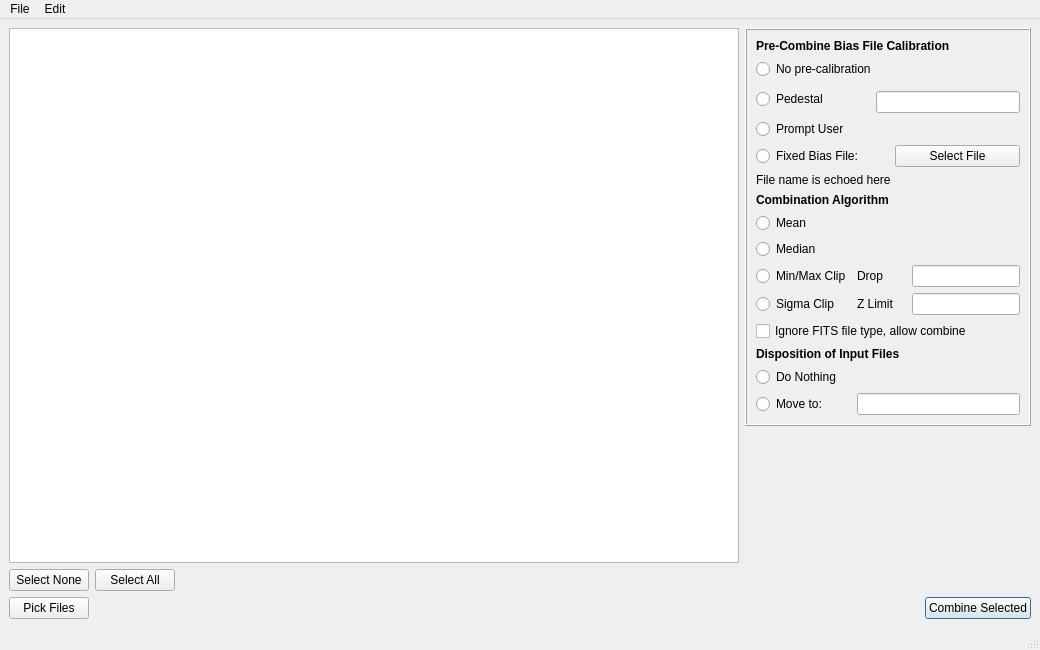
Qt form MainWindow.ui (RMcDOttawa/MasterDarkMaker) before a commit.
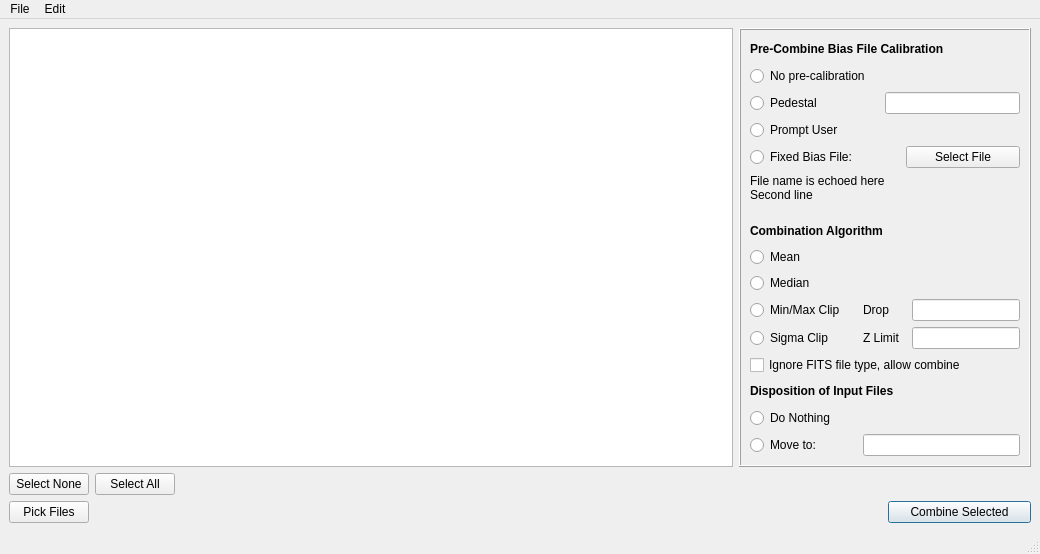
The same form after that commit.

Patch:
```diff
--- a/MainWindow.ui
+++ b/MainWindow.ui
@@ -7,13 +7,13 @@
     <x>0</x>
     <y>0</y>
     <width>1040</width>
-    <height>650</height>
+    <height>554</height>
    </rect>
   </property>
   <property name="minimumSize">
    <size>
-    <width>1040</width>
-    <height>650</height>
+    <width>700</width>
+    <height>400</height>
    </size>
   </property>
   <property name="windowTitle">
@@ -21,7 +21,7 @@
   </property>
   <widget class="QWidget" name="centralwidget">
    <layout class="QGridLayout" name="gridLayout_2">
-    <item row="0" column="0" rowspan="2">
+    <item row="0" column="0">
      <widget class="QTableView" name="filesTable">
       <property name="editTriggers">
        <set>QAbstractItemView::NoEditTriggers</set>
@@ -52,47 +52,10 @@
       </attribute>
      </widget>
     </item>
-    <item row="3" column="0" colspan="2">
-     <layout class="QHBoxLayout" name="horizontalLayout_2">
-      <item>
-       <widget class="QPushButton" name="pickFilesButton">
-        <property name="text">
-         <string>Pick Files</string>
-        </property>
-       </widget>
-      </item>
-      <item>
-       <spacer name="horizontalSpacer_2">
-        <property name="orientation">
-         <enum>Qt::Horizontal</enum>
-        </property>
-        <property name="sizeHint" stdset="0">
-         <size>
-          <width>518</width>
-          <height>20</height>
-         </size>
-        </property>
-       </spacer>
-      </item>
-      <item>
-       <widget class="QPushButton" name="combineSelectedButton">
-        <property name="text">
-         <string>Combine Selected</string>
-        </property>
-        <property name="autoDefault">
-         <bool>true</bool>
-        </property>
-        <property name="default">
-         <bool>true</bool>
-        </property>
-       </widget>
-      </item>
-     </layout>
-    </item>
-    <item row="0" column="1">
+    <item row="0" column="1" colspan="2">
      <widget class="QFrame" name="frame">
       <property name="sizePolicy">
-       <sizepolicy hsizetype="Fixed" vsizetype="Preferred">
+       <sizepolicy hsizetype="Fixed" vsizetype="Fixed">
         <horstretch>0</horstretch>
         <verstretch>0</verstretch>
        </sizepolicy>
@@ -100,7 +63,7 @@
       <property name="minimumSize">
        <size>
         <width>271</width>
-        <height>0</height>
+        <height>431</height>
        </size>
       </property>
       <property name="maximumSize">
@@ -116,53 +79,6 @@
        <enum>QFrame::Raised</enum>
       </property>
       <layout class="QGridLayout" name="gridLayout">
-       <item row="2" column="0" rowspan="2" colspan="4">
-        <widget class="QRadioButton" name="fixedPedestalRB">
-         <property name="text">
-          <string>Pedestal</string>
-         </property>
-        </widget>
-       </item>
-       <item row="11" column="4">
-        <widget class="QLineEdit" name="sigmaThreshold">
-         <property name="toolTip">
-          <string>&lt;html&gt;&lt;head/&gt;&lt;body&gt;&lt;p&gt;Sigma ratio (how many standard deviations the value is from the mean) beyond which data are dropped.  Try 2.0 then experiment.&lt;/p&gt;&lt;/body&gt;&lt;/html&gt;</string>
-         </property>
-        </widget>
-       </item>
-       <item row="11" column="0">
-        <widget class="QRadioButton" name="combineSigmaRB">
-         <property name="toolTip">
-          <string>Drop pixels more than a given sigma ratio from the mean, then mean the rest. Good rejection of anomalous data.</string>
-         </property>
-         <property name="text">
-          <string>Sigma Clip</string>
-         </property>
-         <attribute name="buttonGroup">
-          <string notr="true">algorithmGroup</string>
-         </attribute>
-        </widget>
-       </item>
-       <item row="12" column="0" colspan="5">
-        <widget class="QCheckBox" name="ignoreFileType">
-         <property name="text">
-          <string>Ignore FITS file type, allow combine</string>
-         </property>
-        </widget>
-       </item>
-       <item row="15" column="0">
-        <widget class="QRadioButton" name="dispositionSubFolderRB">
-         <property name="toolTip">
-          <string>Move the input files to a sub-folder (in the same directory as the input files) with the given name</string>
-         </property>
-         <property name="text">
-          <string>Move to:</string>
-         </property>
-         <attribute name="buttonGroup">
-          <string notr="true">dispositionGroup</string>
-         </attribute>
-        </widget>
-       </item>
        <item row="0" column="0" colspan="5">
         <widget class="QLabel" name="label_6">
          <property name="text">
@@ -170,92 +86,60 @@
          </property>
         </widget>
        </item>
-       <item row="4" column="0" colspan="4">
+       <item row="1" column="0" colspan="2">
+        <widget class="QRadioButton" name="noPreClalibrationRB">
+         <property name="toolTip">
+          <string>No precalibration</string>
+         </property>
+         <property name="text">
+          <string>No pre-calibration</string>
+         </property>
+        </widget>
+       </item>
+       <item row="2" column="0">
+        <widget class="QRadioButton" name="fixedPedestalRB">
+         <property name="toolTip">
+          <string>Subtract a given fixed pedestal amount from each pixel</string>
+         </property>
+         <property name="text">
+          <string>Pedestal</string>
+         </property>
+        </widget>
+       </item>
+       <item row="2" column="2" colspan="3">
+        <widget class="QLineEdit" name="fixedPedestalAmount"/>
+       </item>
+       <item row="3" column="0">
         <widget class="QRadioButton" name="promptPreCalFileRB">
          <property name="text">
           <string>Prompt User</string>
          </property>
         </widget>
        </item>
-       <item row="8" column="0">
-        <widget class="QRadioButton" name="combineMeanRB">
-         <property name="toolTip">
-          <string>Simple mean. Best signal-to-noise, but outliers (satellites etc) will show up.</string>
-         </property>
-         <property name="text">
-          <string>Mean</string>
-         </property>
-         <attribute name="buttonGroup">
-          <string notr="true">algorithmGroup</string>
-         </attribute>
-        </widget>
-       </item>
-       <item row="15" column="1" colspan="4">
-        <widget class="QLineEdit" name="subFolderName">
-         <property name="toolTip">
-          <string>&lt;html&gt;&lt;head/&gt;&lt;body&gt;&lt;p&gt;Name for the folder to move the processed files. Optionally this name can contain %d, %t, or %f, which will be replaced by the date, time, and filter name, respectively.&lt;/p&gt;&lt;/body&gt;&lt;/html&gt;</string>
-         </property>
-        </widget>
-       </item>
-       <item row="5" column="0" colspan="3">
+       <item row="4" column="0">
         <widget class="QRadioButton" name="fixedPreCalFileRB">
          <property name="text">
           <string>Fixed Bias File:</string>
          </property>
         </widget>
        </item>
-       <item row="10" column="1" colspan="3">
-        <widget class="QLabel" name="label_2">
-         <property name="text">
-          <string>Drop</string>
-         </property>
-        </widget>
-       </item>
-       <item row="11" column="1" colspan="3">
-        <widget class="QLabel" name="label_3">
-         <property name="text">
-          <string>Z Limit</string>
-         </property>
-        </widget>
-       </item>
-       <item row="10" column="4">
-        <widget class="QLineEdit" name="minMaxNumDropped">
-         <property name="toolTip">
-          <string>&lt;html&gt;&lt;head/&gt;&lt;body&gt;&lt;p&gt;How many min and max values are dropped?  (1 = drop all instances of the max and all instances of the min; 2 = all instances of max and next-to-max and all instances of 2 min values, etc.)&lt;/p&gt;&lt;/body&gt;&lt;/html&gt;</string>
-         </property>
-        </widget>
-       </item>
-       <item row="14" column="0">
-        <widget class="QRadioButton" name="dispositionNothingRB">
-         <property name="toolTip">
-          <string>Leave the input files alone.</string>
-         </property>
-         <property name="text">
-          <string>Do Nothing</string>
-         </property>
-         <attribute name="buttonGroup">
-          <string notr="true">dispositionGroup</string>
-         </attribute>
-        </widget>
-       </item>
-       <item row="5" column="3" colspan="2">
+       <item row="4" column="3" colspan="2">
         <widget class="QPushButton" name="selectPreCalFile">
          <property name="text">
           <string>Select File</string>
          </property>
         </widget>
        </item>
-       <item row="8" column="2" colspan="3">
-        <widget class="QLabel" name="message">
-         <property name="text">
-          <string/>
-         </property>
-        </widget>
-       </item>
-       <item row="6" column="0" colspan="5">
+       <item row="5" column="0" colspan="5">
         <widget class="QLabel" name="precalibrationPathDisplay">
+         <property name="minimumSize">
+          <size>
+           <width>0</width>
+           <height>41</height>
+          </size>
+         </property>
          <property name="text">
-          <string>File name is echoed here</string>
+          <string>&lt;html&gt;&lt;head/&gt;&lt;body&gt;&lt;p&gt;&lt;span style=&quot; font-size:9pt;&quot;&gt;File name is echoed here&lt;br/&gt;Second line&lt;/span&gt;&lt;/p&gt;&lt;/body&gt;&lt;/html&gt;</string>
          </property>
          <property name="alignment">
           <set>Qt::AlignLeading|Qt::AlignLeft|Qt::AlignTop</set>
@@ -265,21 +149,31 @@
          </property>
         </widget>
        </item>
-       <item row="1" column="0" colspan="4">
-        <widget class="QRadioButton" name="noPreClalibrationRB">
+       <item row="6" column="0" colspan="3">
+        <widget class="QLabel" name="label">
          <property name="text">
-          <string>No pre-calibration</string>
+          <string>&lt;html&gt;&lt;head/&gt;&lt;body&gt;&lt;p&gt;&lt;span style=&quot; font-weight:600;&quot;&gt;Combination Algorithm&lt;/span&gt;&lt;/p&gt;&lt;/body&gt;&lt;/html&gt;</string>
          </property>
         </widget>
        </item>
-       <item row="13" column="0" colspan="4">
-        <widget class="QLabel" name="label_5">
+       <item row="7" column="0">
+        <widget class="QRadioButton" name="combineMeanRB">
+         <property name="toolTip">
+          <string>Simple mean. Best signal-to-noise, but outliers (satellites etc) will show up.</string>
+         </property>
          <property name="text">
-          <string>&lt;html&gt;&lt;head/&gt;&lt;body&gt;&lt;p&gt;&lt;span style=&quot; font-weight:600;&quot;&gt;Disposition of Input Files &lt;/span&gt;&lt;/p&gt;&lt;/body&gt;&lt;/html&gt;</string>
+          <string>Mean</string>
          </property>
         </widget>
        </item>
-       <item row="9" column="0">
+       <item row="7" column="2">
+        <widget class="QLabel" name="message">
+         <property name="text">
+          <string/>
+         </property>
+        </widget>
+       </item>
+       <item row="8" column="0">
         <widget class="QRadioButton" name="combineMedianRB">
          <property name="toolTip">
           <string>Simple median. Rejects outliers, but signal-to-noise not as good as with Mean.</string>
@@ -292,7 +186,7 @@
          </attribute>
         </widget>
        </item>
-       <item row="10" column="0">
+       <item row="9" column="0">
         <widget class="QRadioButton" name="combineMinMaxRB">
          <property name="toolTip">
           <string>Drop min and max values, then Mean. Works well when outliers are hot or black pixels.</string>
@@ -305,20 +199,98 @@
          </attribute>
         </widget>
        </item>
-       <item row="7" column="0" colspan="3">
-        <widget class="QLabel" name="label">
+       <item row="9" column="1" colspan="2">
+        <widget class="QLabel" name="label_2">
          <property name="text">
-          <string>&lt;html&gt;&lt;head/&gt;&lt;body&gt;&lt;p&gt;&lt;span style=&quot; font-weight:600;&quot;&gt;Combination Algorithm&lt;/span&gt;&lt;/p&gt;&lt;/body&gt;&lt;/html&gt;</string>
+          <string>Drop</string>
          </property>
         </widget>
        </item>
-       <item row="3" column="2" colspan="3">
-        <widget class="QLineEdit" name="fixedPedestalAmount"/>
+       <item row="9" column="4">
+        <widget class="QLineEdit" name="minMaxNumDropped">
+         <property name="toolTip">
+          <string>&lt;html&gt;&lt;head/&gt;&lt;body&gt;&lt;p&gt;How many min and max values are dropped?  (1 = drop all instances of the max and all instances of the min; 2 = all instances of max and next-to-max and all instances of 2 min values, etc.)&lt;/p&gt;&lt;/body&gt;&lt;/html&gt;</string>
+         </property>
+        </widget>
+       </item>
+       <item row="10" column="0">
+        <widget class="QRadioButton" name="combineSigmaRB">
+         <property name="toolTip">
+          <string>Drop pixels more than a given sigma ratio from the mean, then mean the rest. Good rejection of anomalous data.</string>
+         </property>
+         <property name="text">
+          <string>Sigma Clip</string>
+         </property>
+         <attribute name="buttonGroup">
+          <string notr="true">algorithmGroup</string>
+         </attribute>
+        </widget>
+       </item>
+       <item row="10" column="1" colspan="2">
+        <widget class="QLabel" name="label_3">
+         <property name="text">
+          <string>Z Limit</string>
+         </property>
+        </widget>
+       </item>
+       <item row="10" column="4">
+        <widget class="QLineEdit" name="sigmaThreshold">
+         <property name="toolTip">
+          <string>&lt;html&gt;&lt;head/&gt;&lt;body&gt;&lt;p&gt;Sigma ratio (how many standard deviations the value is from the mean) beyond which data are dropped.  Try 2.0 then experiment.&lt;/p&gt;&lt;/body&gt;&lt;/html&gt;</string>
+         </property>
+        </widget>
+       </item>
+       <item row="11" column="0" colspan="5">
+        <widget class="QCheckBox" name="ignoreFileType">
+         <property name="text">
+          <string>Ignore FITS file type, allow combine</string>
+         </property>
+        </widget>
+       </item>
+       <item row="12" column="0" colspan="4">
+        <widget class="QLabel" name="label_5">
+         <property name="text">
+          <string>&lt;html&gt;&lt;head/&gt;&lt;body&gt;&lt;p&gt;&lt;span style=&quot; font-weight:600;&quot;&gt;Disposition of Input Files &lt;/span&gt;&lt;/p&gt;&lt;/body&gt;&lt;/html&gt;</string>
+         </property>
+        </widget>
+       </item>
+       <item row="13" column="0">
+        <widget class="QRadioButton" name="dispositionNothingRB">
+         <property name="toolTip">
+          <string>Leave the input files alone.</string>
+         </property>
+         <property name="text">
+          <string>Do Nothing</string>
+         </property>
+         <attribute name="buttonGroup">
+          <string notr="true">dispositionGroup</string>
+         </attribute>
+        </widget>
+       </item>
+       <item row="14" column="0">
+        <widget class="QRadioButton" name="dispositionSubFolderRB">
+         <property name="toolTip">
+          <string>Move the input files to a sub-folder (in the same directory as the input files) with the given name</string>
+         </property>
+         <property name="text">
+          <string>Move to:</string>
+         </property>
+         <attribute name="buttonGroup">
+          <string notr="true">dispositionGroup</string>
+         </attribute>
+        </widget>
+       </item>
+       <item row="14" column="1" colspan="4">
+        <widget class="QLineEdit" name="subFolderName">
+         <property name="toolTip">
+          <string>&lt;html&gt;&lt;head/&gt;&lt;body&gt;&lt;p&gt;Name for the folder to move the processed files. Optionally this name can contain %d, %t, or %f, which will be replaced by the date, time, and filter name, respectively.&lt;/p&gt;&lt;/body&gt;&lt;/html&gt;</string>
+         </property>
+        </widget>
        </item>
       </layout>
      </widget>
     </item>
-    <item row="2" column="0" colspan="2">
+    <item row="1" column="0" colspan="2">
      <layout class="QHBoxLayout" name="horizontalLayout">
       <item>
        <widget class="QPushButton" name="selectNoneButton">
@@ -349,18 +321,42 @@
       </item>
      </layout>
     </item>
-    <item row="1" column="1">
-     <spacer name="verticalSpacer">
-      <property name="orientation">
-       <enum>Qt::Vertical</enum>
+    <item row="2" column="0" colspan="2">
+     <layout class="QHBoxLayout" name="horizontalLayout_2">
+      <item>
+       <widget class="QPushButton" name="pickFilesButton">
+        <property name="text">
+         <string>Pick Files</string>
+        </property>
+       </widget>
+      </item>
+      <item>
+       <spacer name="horizontalSpacer_2">
+        <property name="orientation">
+         <enum>Qt::Horizontal</enum>
+        </property>
+        <property name="sizeHint" stdset="0">
+         <size>
+          <width>518</width>
+          <height>20</height>
+         </size>
+        </property>
+       </spacer>
+      </item>
+     </layout>
+    </item>
+    <item row="2" column="2">
+     <widget class="QPushButton" name="combineSelectedButton">
+      <property name="text">
+       <string>Combine Selected</string>
       </property>
-      <property name="sizeHint" stdset="0">
-       <size>
-        <width>20</width>
-        <height>30</height>
-       </size>
+      <property name="autoDefault">
+       <bool>true</bool>
       </property>
-     </spacer>
+      <property name="default">
+       <bool>true</bool>
+      </property>
+     </widget>
     </item>
    </layout>
   </widget>
```
Left out of the diff: 13 changed lines with no effect on the pictures.
